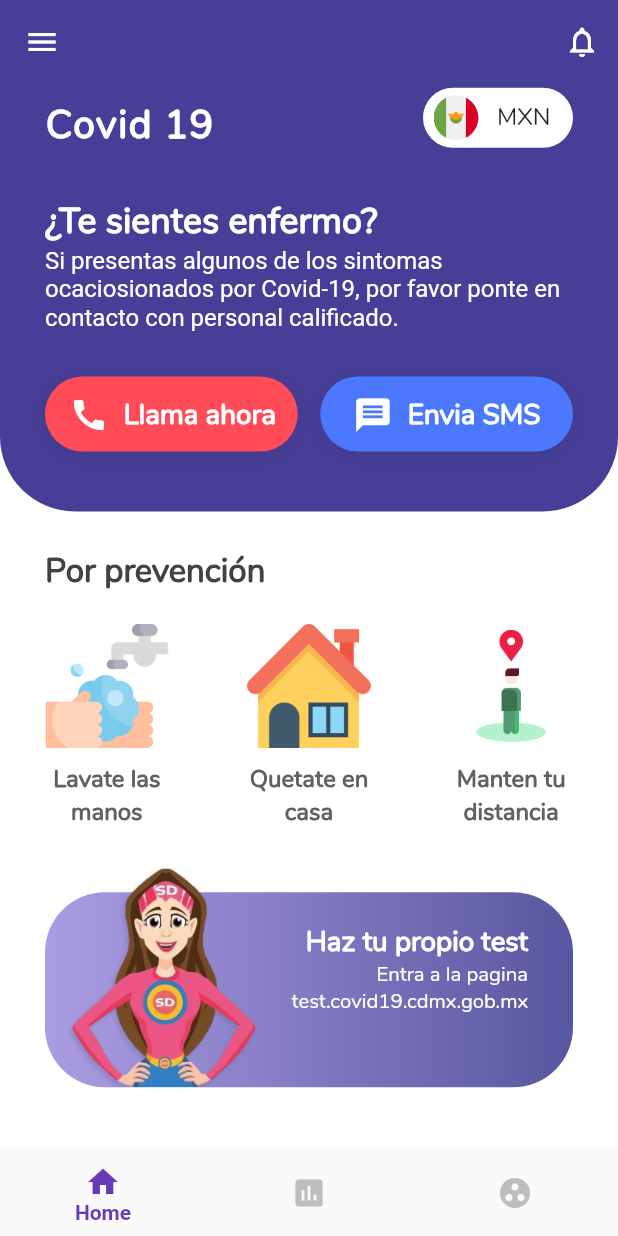
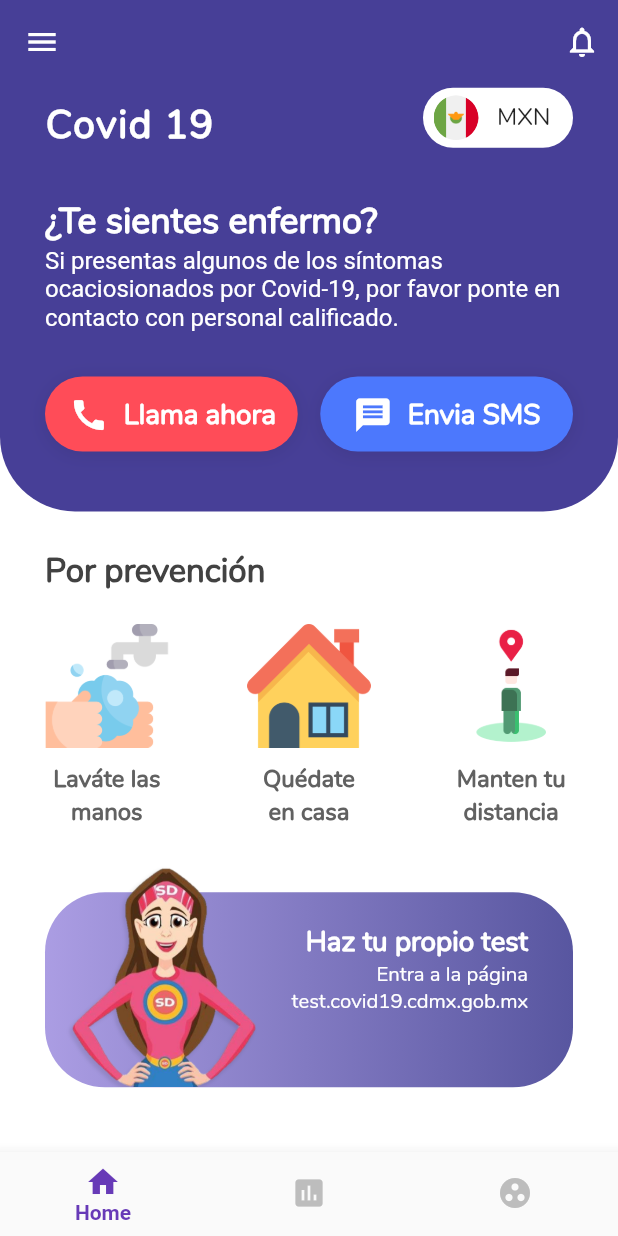
Before and after one commit to buster95/covid_app, a Flutter app: the screen it shows after launch, on a phone screen of 412 x 824 dp. Run offline on Flutter 3.47's test engine with Material 2 defaults, Android fonts, the phone set to English and light mode, and no system bars; our stand-ins replace charts_flutter.

Commit message:
Errores ortograficos corregidos

```diff
--- a/lib/screens/home.dart
+++ b/lib/screens/home.dart
@@ -77,7 +77,7 @@ class HomePage extends StatelessWidget {
                                       fontSize: fontSizeButton),
                                 ),
                                 Text(
-                                  "Entra a la pagina",
+                                  "Entra a la página",
                                   style: TextStyle(
                                       fontFamily: "Nunito",
                                       color: Colors.white,
@@ -104,9 +104,9 @@ class HomePage extends StatelessWidget {
   Row buildRowPreventions(double imageWidht) {
     return Row(mainAxisAlignment: MainAxisAlignment.spaceBetween, children: [
       buildPreventionCard(
-          imageWidht, "Lavate las manos", "assets/img/washing-hands.png"),
+          imageWidht, "Laváte las manos", "assets/img/washing-hands.png"),
       buildPreventionCard(
-          imageWidht, "Quetate en casa", "assets/img/house.png"),
+          imageWidht, "Quédate en casa", "assets/img/house.png"),
       buildPreventionCard(
           imageWidht, "Manten tu distancia", "assets/img/self-defense.png")
     ]);
@@ -192,7 +192,7 @@ class HomePage extends StatelessWidget {
             children: [
               TextSpan(
                   text:
-                      '\nSi presentas algunos de los sintomas ocaciosionados por Covid-19, por favor ponte en contacto con personal calificado.',
+                      '\nSi presentas algunos de los síntomas ocaciosionados por Covid-19, por favor ponte en contacto con personal calificado.',
                   style:
                       TextStyle(fontSize: 16, fontWeight: FontWeight.normal)),
             ],
--- a/lib/screens/statistics_screen.dart
+++ b/lib/screens/statistics_screen.dart
@@ -42,7 +42,7 @@ class _StatisticsScreenState extends State<StatisticsScreen> {
       body: SingleChildScrollView(
           child:
               Column(crossAxisAlignment: CrossAxisAlignment.start, children: [
-        buildSubtitle("Estadisticas"),
+        buildSubtitle("Estadísticas"),
         SizedBox(height: 10),
         Container(
           height: 60,
--- a/lib/screens/widgets/container_chart.dart
+++ b/lib/screens/widgets/container_chart.dart
@@ -34,7 +34,7 @@ class ContainerChart extends StatelessWidget {
               topLeft: Radius.circular(50), topRight: Radius.circular(50))),
       child: Column(crossAxisAlignment: CrossAxisAlignment.start, children: [
         Text(
-          "Ultimos 10 dias - $countryCode \n",
+          "Últimos 10 días - $countryCode \n",
           style: TextStyle(
               color: Colors.grey[700],
               fontSize: fontSizeCardNumber -2,
--- a/lib/screens/world_summary.dart
+++ b/lib/screens/world_summary.dart
@@ -1,7 +1,5 @@
 import 'package:covid_app/api/summary_api.dart';
 import 'package:covid_app/models/country.dart';
-import 'package:covid_app/models/summary.dart';
-import 'package:covid_app/screens/widgets/app_bar.dart';
 import 'package:covid_app/screens/widgets/subtititle.dart';
 import 'package:covid_app/utils/app_colors.dart';
 import 'package:covid_app/utils/format_number.dart';
```
